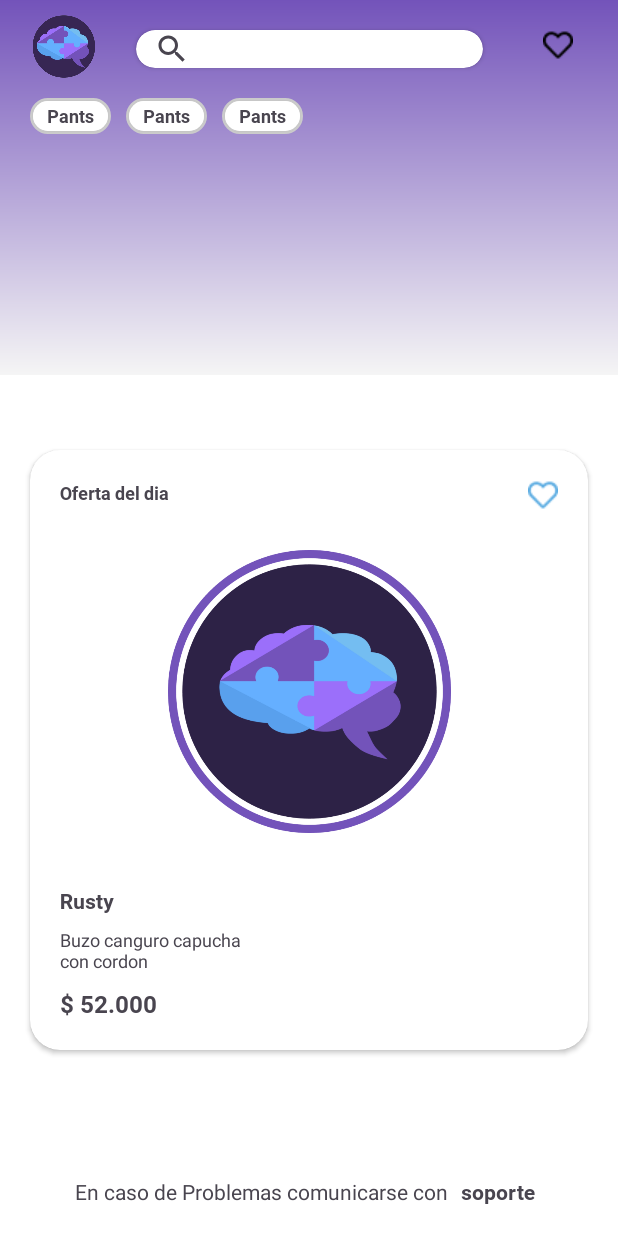
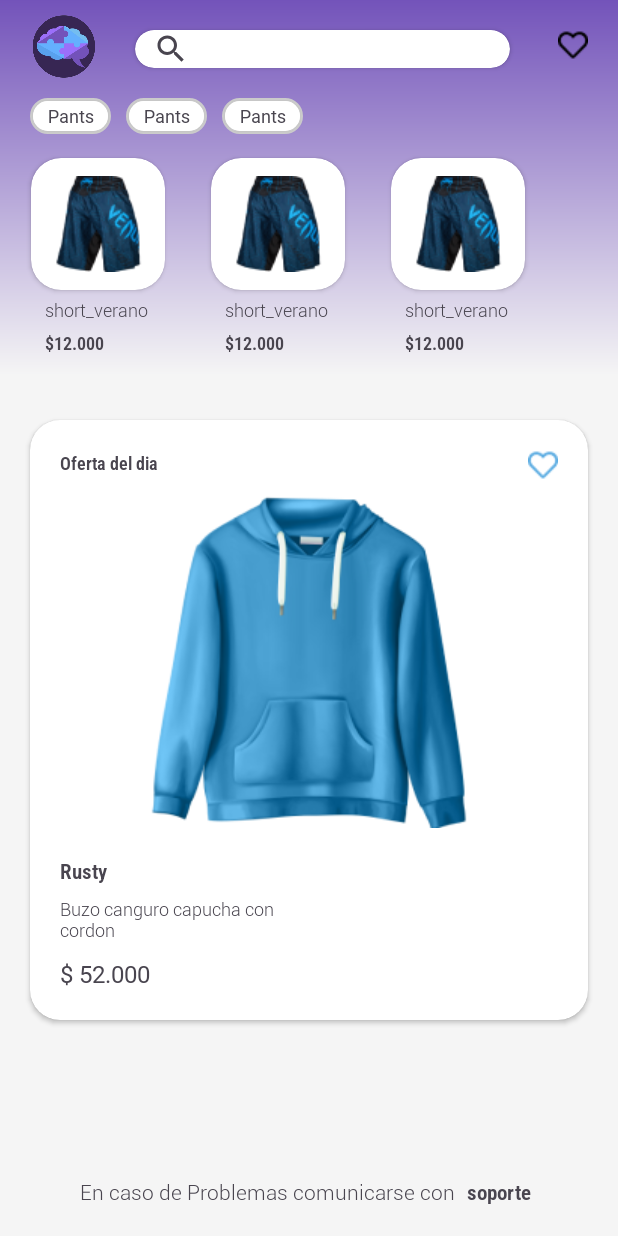
Before and after one commit to ricardosr4/Ecommerce, an Android app: the layout activity_home.xml on its own in the app's theme, with its tools: preview values and no code run, on a phone screen of 412 x 824 dp. Run offline under Robolectric (Android 15) with nearby library versions, the phone set to English and light mode, and no system bars.

Commit message:
xml home terminado ok

```diff
--- a/app/src/main/java/com/example/ecommerceapp/ui/home/presenter/HomeActivity.kt
+++ b/app/src/main/java/com/example/ecommerceapp/ui/home/presenter/HomeActivity.kt
@@ -1,5 +1,7 @@
 package com.example.ecommerceapp.ui.home.presenter
 
+import android.content.Intent
+import android.net.Uri
 import android.os.Bundle
 import androidx.appcompat.app.AppCompatActivity
 import com.example.ecommerceapp.databinding.ActivityHomeBinding
@@ -10,5 +12,24 @@ class HomeActivity : AppCompatActivity() {
         super.onCreate(savedInstanceState)
         binding = ActivityHomeBinding.inflate(layoutInflater)
         setContentView(binding.root)
+
+        navigateToEmailSupport()
+
+//esta funcion es para el search view, cambiar cuando se ejecute el searchView
+        binding.svHome.setOnClickListener {
+            binding.svHome.isIconified = false
+        }
+
+
     }
+
+    private fun navigateToEmailSupport() {
+        binding.tvDirectSupport.setOnClickListener {
+            val emailIntent =
+                Intent(Intent.ACTION_SENDTO, Uri.fromParts("mailto", "rla.support@gmail.com", null))
+            startActivity(Intent.createChooser(emailIntent, "enviar email..."))
+        }
+    }
+
+
 }
--- a/app/src/main/java/com/example/ecommerceapp/ui/preLogin/presenter/PreLoginActivity.kt
+++ b/app/src/main/java/com/example/ecommerceapp/ui/preLogin/presenter/PreLoginActivity.kt
@@ -5,6 +5,7 @@ import android.net.Uri
 import android.os.Bundle
 import androidx.appcompat.app.AppCompatActivity
 import com.example.ecommerceapp.databinding.ActivityPreLoginBinding
+import com.example.ecommerceapp.ui.home.presenter.HomeActivity
 import com.example.ecommerceapp.ui.login.presenter.LoginActivity
 import com.example.ecommerceapp.ui.register.presenter.RegisterActivity
 
@@ -22,7 +23,7 @@ class PreLoginActivity : AppCompatActivity() {
     }
 
     private fun navigateToLogin() {
-        val intent = Intent(this, LoginActivity::class.java)
+        val intent = Intent(this, HomeActivity::class.java)
         startActivity(intent)
     }
 
--- a/app/src/main/res/layout/activity_home.xml
+++ b/app/src/main/res/layout/activity_home.xml
@@ -5,7 +5,7 @@
     android:id="@+id/main"
     android:layout_width="match_parent"
     android:layout_height="match_parent"
-    android:background="@color/white"
+    android:background="#F5F5F5"
     tools:context=".ui.home.presenter.HomeActivity">
 
     <LinearLayout
@@ -30,16 +30,18 @@
 
     <androidx.cardview.widget.CardView
         android:id="@+id/cv_searchview"
-        android:layout_width="231dp"
+        android:layout_width="250dp"
         android:layout_height="25dp"
         android:layout_marginTop="20dp"
         app:cardCornerRadius="20dp"
-        app:layout_constraintEnd_toEndOf="parent"
+        android:layout_marginStart="90dp"
         app:layout_constraintStart_toStartOf="parent"
         app:layout_constraintTop_toTopOf="parent">
 
         <androidx.appcompat.widget.SearchView
             android:id="@+id/sv_home"
+            android:iconifiedByDefault="false"
+            app:queryHint="Buscar..."
             android:layout_width="match_parent"
             android:layout_height="match_parent" />
     </androidx.cardview.widget.CardView>
@@ -48,7 +50,7 @@
         android:layout_width="20dp"
         android:layout_height="20dp"
         android:layout_marginTop="20dp"
-        android:layout_marginEnd="30dp"
+        android:layout_marginEnd="20dp"
         android:contentDescription="@string/imageview"
         android:src="@drawable/ic_heart_3"
         app:layout_constraintEnd_toEndOf="parent"
@@ -72,7 +74,8 @@
         android:id="@+id/rv_products"
         android:layout_width="match_parent"
         android:layout_height="147dp"
-        android:layout_marginStart="20dp"
+        tools:listitem="@layout/item_rv_home_products"
+        android:layout_marginStart="10dp"
         android:orientation="horizontal"
         app:layoutManager="androidx.recyclerview.widget.LinearLayoutManager"
         app:layout_constraintStart_toStartOf="parent"
@@ -84,7 +87,7 @@
         android:layout_width="match_parent"
         android:layout_height="400dp"
         android:layout_marginHorizontal="20dp"
-        android:layout_marginTop="50dp"
+        android:layout_marginTop="30dp"
         app:cardCornerRadius="20dp"
         app:layout_constraintEnd_toEndOf="parent"
         app:layout_constraintStart_toStartOf="parent"
@@ -95,7 +98,7 @@
             android:layout_height="wrap_content"
             android:layout_marginStart="20dp"
             android:layout_marginTop="20dp"
-            android:fontFamily="@font/roboto_bold"
+            android:fontFamily="@font/roboto_semi_bold"
             android:text="@string/oferta_del_dia"
             android:textSize="12sp" />
 
@@ -116,7 +119,7 @@
             android:layout_marginTop="50dp"
             android:contentDescription="@string/imageview"
             android:scaleType="centerCrop"
-            android:src="@drawable/img_logo" />
+            android:src="@drawable/img_example_1" />
 
         <TextView
             android:layout_width="match_parent"
@@ -124,7 +127,7 @@
             android:layout_gravity="bottom"
             android:layout_marginHorizontal="20dp"
             android:layout_marginBottom="90dp"
-            android:fontFamily="@font/roboto_bold"
+            android:fontFamily="@font/roboto_semi_bold"
             android:textSize="14sp"
             tools:text="Rusty" />
 
@@ -135,7 +138,8 @@
             android:layout_marginHorizontal="20dp"
             android:layout_marginBottom="50dp"
             android:textSize="12sp"
-            tools:text="Buzo canguro capucha\ncon cordon" />
+            android:fontFamily="@font/roboto_light"
+            tools:text="Buzo canguro capucha con\ncordon" />
 
         <TextView
             android:layout_width="150dp"
@@ -143,7 +147,7 @@
             android:layout_gravity="bottom"
             android:layout_marginHorizontal="20dp"
             android:layout_marginBottom="20dp"
-            android:fontFamily="@font/roboto_bold"
+            android:fontFamily="@font/roboto_regular"
             android:textSize="16sp"
             tools:text="$ 52.000" />
 
@@ -154,19 +158,21 @@
     <TextView
         android:layout_width="260dp"
         android:layout_height="wrap_content"
-        android:layout_marginStart="50dp"
+        android:layout_marginStart="53dp"
         android:layout_marginBottom="20dp"
+        android:fontFamily="@font/roboto_light"
         android:text="@string/en_caso_de_problemas_comunicarse_con"
         app:layout_constraintBottom_toBottomOf="parent"
         app:layout_constraintStart_toStartOf="parent" />
 
     <TextView
+        android:id="@+id/tv_direct_support"
         android:layout_width="wrap_content"
         android:layout_height="wrap_content"
         android:layout_marginStart="50dp"
-        android:layout_marginEnd="55dp"
+        android:layout_marginEnd="58dp"
         android:layout_marginBottom="20dp"
-        android:fontFamily="@font/roboto_bold"
+        android:fontFamily="@font/roboto_semi_bold"
         android:text="@string/soporte"
         app:layout_constraintBottom_toBottomOf="parent"
         app:layout_constraintEnd_toEndOf="parent" />
--- /dev/null
+++ b/app/src/main/res/layout/item_rv_home_products.xml
@@ -0,0 +1,54 @@
+<?xml version="1.0" encoding="utf-8"?>
+<androidx.constraintlayout.widget.ConstraintLayout xmlns:android="http://schemas.android.com/apk/res/android"
+    android:layout_width="110dp"
+    xmlns:tools="http://schemas.android.com/tools"
+    xmlns:app="http://schemas.android.com/apk/res-auto"
+    android:layout_marginEnd="10dp"
+    android:layout_height="150dp">
+
+    <androidx.cardview.widget.CardView
+        android:id="@+id/cv_recycler_product"
+        android:layout_width="89dp"
+        android:layout_height="88dp"
+        android:layout_marginTop="10dp"
+        app:cardCornerRadius="20dp"
+        app:layout_constraintStart_toStartOf="parent"
+        app:layout_constraintEnd_toEndOf="parent"
+        app:layout_constraintTop_toTopOf="parent">
+
+        <ImageView
+            android:id="@+id/iv_recycler_roduct"
+            android:layout_width="65dp"
+            android:layout_height="64dp"
+            android:layout_gravity="center"
+            android:layout_margin="10dp"
+            android:contentDescription="@string/imageview"
+            android:scaleType="centerCrop"
+            tools:src="@drawable/img_example_2" />
+    </androidx.cardview.widget.CardView>
+
+    <TextView
+        android:id="@+id/name_recycler_product"
+        android:layout_width="80dp"
+        android:layout_height="wrap_content"
+        android:layout_marginStart="20dp"
+        android:layout_marginTop="5dp"
+        tools:text="short_verano"
+        android:textSize="12sp"
+        android:fontFamily="@font/roboto_light"
+        app:layout_constraintStart_toStartOf="parent"
+        app:layout_constraintTop_toBottomOf="@+id/cv_recycler_product" />
+
+    <TextView
+        android:id="@+id/tv_recycler_price"
+        android:layout_width="80dp"
+        android:layout_height="wrap_content"
+        android:layout_marginStart="20dp"
+        android:layout_marginTop="5dp"
+        android:fontFamily="@font/roboto_semi_bold"
+        tools:text="$12.000"
+        android:textSize="12sp"
+        app:layout_constraintStart_toStartOf="parent"
+        app:layout_constraintTop_toBottomOf="@+id/name_recycler_product" />
+
+</androidx.constraintlayout.widget.ConstraintLayout>
--- a/app/src/main/res/layout/item_rv_home_text_product.xml
+++ b/app/src/main/res/layout/item_rv_home_text_product.xml
@@ -19,7 +19,7 @@
         <TextView
             android:layout_width="match_parent"
             android:layout_height="match_parent"
-            android:fontFamily="@font/roboto_bold"
+            android:fontFamily="@font/roboto_regular"
             android:gravity="center"
             android:text="Pants"
             android:textSize="12sp" />
```
Also changed, not shown: app/src/main/res/drawable/img_example_1.png (added), app/src/main/res/drawable/img_example_2.png (added).
